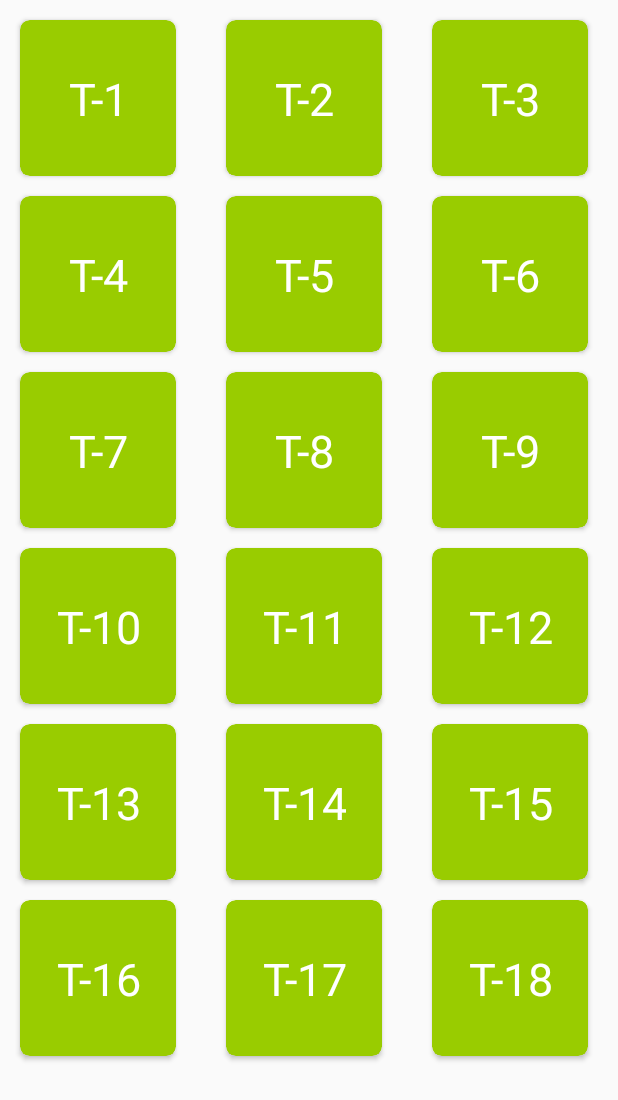
After one commit to Harshal624/GuruprasadHotelApp, an Android app: the SelectTable screen opened directly, with no data from a screen before it, on a phone screen of 412 x 824 dp. The commit adds this screen. Shown: the top 1100 px of the screen. Run offline under Robolectric (Android 15) with nearby library versions, the phone set to English and light mode, and no system bars; our stand-ins replace sdp/ssp sizes.

Commit message:
table recyclerview added

```diff
--- a/app/src/main/AndroidManifest.xml
+++ b/app/src/main/AndroidManifest.xml
@@ -12,7 +12,8 @@
         android:roundIcon="@mipmap/ic_launcher_round"
         android:supportsRtl="true"
         android:theme="@style/AppTheme">
-        <activity android:name=".Manager.Manager"></activity>
+        <activity android:name=".Captain.SelectTable"></activity>
+        <activity android:name=".Manager.Manager" />
         <activity android:name=".Captain.Captain" />
         <activity android:name=".MainActivity">
             <intent-filter>
--- a/app/src/main/java/ace/infosolutions/guruprasadhotelapp/Captain/Captain.java
+++ b/app/src/main/java/ace/infosolutions/guruprasadhotelapp/Captain/Captain.java
@@ -1,10 +1,14 @@
 package ace.infosolutions.guruprasadhotelapp.Captain;
 
+import android.content.Intent;
 import android.os.Bundle;
+import android.view.View;
 
 import androidx.appcompat.app.AppCompatActivity;
 import androidx.recyclerview.widget.LinearLayoutManager;
 import androidx.recyclerview.widget.RecyclerView;
+
+import com.google.android.material.floatingactionbutton.FloatingActionButton;
 
 import java.util.ArrayList;
 
@@ -14,6 +18,7 @@ public class Captain extends AppCompatActivity {
     private RecyclerView customerListRecycler;
     private RecyclerView.Adapter customerListAdapter;
     private RecyclerView.LayoutManager layoutManager;
+    private FloatingActionButton add_customer;
 
 
     @Override
@@ -21,6 +26,7 @@ public class Captain extends AppCompatActivity {
         super.onCreate(savedInstanceState);
         setContentView(R.layout.activity_captain);
         customerListRecycler = findViewById(R.id.customerRecyclerView);
+        add_customer = (FloatingActionButton)findViewById(R.id.add_customer);
 
         //dummy entries
         ArrayList<customerclass> customerclasses = new ArrayList<>();
@@ -33,7 +39,6 @@ public class Captain extends AppCompatActivity {
         customerclasses.add(new customerclass(21,453.54));
         customerclasses.add(new customerclass(16,453.54));
 
-
         //setting up recyclerview
         customerListRecycler.setHasFixedSize(true);
         layoutManager = new LinearLayoutManager(this);
@@ -41,7 +46,13 @@ public class Captain extends AppCompatActivity {
         customerListRecycler.setLayoutManager(layoutManager);
         customerListRecycler.setAdapter(customerListAdapter);
 
-
+        //add customer
+        add_customer.setOnClickListener(new View.OnClickListener() {
+            @Override
+            public void onClick(View view) {
+                startActivity(new Intent(getApplicationContext(),SelectTable.class));
+            }
+        });
 
 
     }
--- /dev/null
+++ b/app/src/main/java/ace/infosolutions/guruprasadhotelapp/Captain/SelectTable.java
@@ -0,0 +1,36 @@
+package ace.infosolutions.guruprasadhotelapp.Captain;
+
+import android.os.Bundle;
+
+import androidx.appcompat.app.AppCompatActivity;
+import androidx.recyclerview.widget.GridLayoutManager;
+import androidx.recyclerview.widget.RecyclerView;
+
+import java.util.ArrayList;
+import java.util.Collections;
+
+import ace.infosolutions.guruprasadhotelapp.R;
+
+public class SelectTable extends AppCompatActivity {
+    private RecyclerView tableListRecycler;
+    private RecyclerView.Adapter tableListAdapter;
+    private RecyclerView.LayoutManager layoutManager;
+
+    @Override
+    protected void onCreate(Bundle savedInstanceState) {
+        super.onCreate(savedInstanceState);
+        setContentView(R.layout.activity_select_table);
+        tableListRecycler = findViewById(R.id.tablerecycler);
+        ArrayList<String> tables = new ArrayList<>();
+        Collections.addAll(tables,getResources().getStringArray(R.array.Tables));
+
+
+        //Set up table recyclerview
+        tableListRecycler.setHasFixedSize(true);
+        layoutManager = new GridLayoutManager(this,3,GridLayoutManager.VERTICAL,false);
+        tableListAdapter = new TableAdapter(tables);
+        tableListRecycler.setLayoutManager(layoutManager);
+        tableListRecycler.setAdapter(tableListAdapter);
+
+    }
+}
--- /dev/null
+++ b/app/src/main/java/ace/infosolutions/guruprasadhotelapp/Captain/TableAdapter.java
@@ -0,0 +1,64 @@
+package ace.infosolutions.guruprasadhotelapp.Captain;
+
+import android.content.Context;
+import android.view.LayoutInflater;
+import android.view.View;
+import android.view.ViewGroup;
+import android.widget.TextView;
+import android.widget.Toast;
+
+import androidx.annotation.NonNull;
+import androidx.cardview.widget.CardView;
+import androidx.recyclerview.widget.RecyclerView;
+
+import java.util.ArrayList;
+
+import ace.infosolutions.guruprasadhotelapp.R;
+
+public class TableAdapter extends RecyclerView.Adapter<TableAdapter.ViewHolder>{
+    private ArrayList<String> tables;
+
+    public TableAdapter(ArrayList<String> tables) {
+        this.tables = tables;
+    }
+
+    @NonNull
+    @Override
+    public ViewHolder onCreateViewHolder(@NonNull ViewGroup parent, int viewType) {
+        View view = LayoutInflater.from(parent.getContext()).inflate(R.layout.table_list_item,parent,false);
+        ViewHolder viewHolder = new ViewHolder(view);
+        return viewHolder;
+    }
+
+    @Override
+    public void onBindViewHolder(@NonNull final ViewHolder holder, int position) {
+        final String table = tables.get(position);
+        holder.table_no.setText(table);
+        holder.cardView.setOnClickListener(new View.OnClickListener() {
+            @Override
+            public void onClick(View view) {
+                Toast.makeText(holder.context, ""+table+" selected", Toast.LENGTH_SHORT).show();
+            }
+        });
+
+
+    }
+
+    @Override
+    public int getItemCount() {
+        return tables.size();
+    }
+
+    public class ViewHolder extends RecyclerView.ViewHolder{
+        public TextView table_no;
+        public CardView cardView;
+        public Context context;
+
+        public ViewHolder(@NonNull View itemView) {
+            super(itemView);
+            context = itemView.getContext();
+            table_no = itemView.findViewById(R.id.table_no);
+            cardView = itemView.findViewById(R.id.tableCard);
+        }
+    }
+}
--- a/app/src/main/res/layout/activity_captain.xml
+++ b/app/src/main/res/layout/activity_captain.xml
@@ -8,7 +8,7 @@
     tools:context=".Captain.Captain">
 
     <com.google.android.material.floatingactionbutton.FloatingActionButton
-        android:id="@+id/floatingActionButton2"
+        android:id="@+id/add_customer"
         android:layout_width="wrap_content"
         android:layout_height="wrap_content"
         android:clickable="true"
--- /dev/null
+++ b/app/src/main/res/layout/activity_select_table.xml
@@ -0,0 +1,14 @@
+<?xml version="1.0" encoding="utf-8"?>
+<androidx.constraintlayout.widget.ConstraintLayout xmlns:android="http://schemas.android.com/apk/res/android"
+    xmlns:tools="http://schemas.android.com/tools"
+    android:layout_width="match_parent"
+    android:layout_height="match_parent"
+    tools:context=".Captain.SelectTable">
+
+   <androidx.recyclerview.widget.RecyclerView
+       android:id="@+id/tablerecycler"
+       android:layout_width="match_parent"
+       android:layout_height="match_parent"
+       />
+
+</androidx.constraintlayout.widget.ConstraintLayout>
--- /dev/null
+++ b/app/src/main/res/layout/table_list_item.xml
@@ -0,0 +1,39 @@
+<?xml version="1.0" encoding="utf-8"?>
+
+
+<androidx.cardview.widget.CardView android:id="@+id/tableCard"
+    android:layout_width="@dimen/_80sdp"
+    android:layout_height="@dimen/_80sdp"
+    android:layout_marginTop="@dimen/_10sdp"
+    android:layout_marginLeft="@dimen/_10sdp"
+    app:cardBackgroundColor="@android:color/holo_green_light"
+    app:cardCornerRadius="@dimen/_5sdp"
+    app:layout_constraintBottom_toBottomOf="parent"
+    app:layout_constraintEnd_toEndOf="parent"
+    app:layout_constraintHeight_percent="0.25"
+    app:layout_constraintStart_toStartOf="parent"
+    app:layout_constraintTop_toTopOf="parent"
+    app:layout_constraintWidth_percent="0.25"
+    xmlns:android="http://schemas.android.com/apk/res/android"
+    xmlns:app="http://schemas.android.com/apk/res-auto">
+    <androidx.constraintlayout.widget.ConstraintLayout
+        android:layout_width="match_parent"
+        android:layout_height="match_parent"
+        >
+
+        <TextView
+            android:id="@+id/table_no"
+            android:layout_width="wrap_content"
+            android:layout_height="wrap_content"
+            android:gravity="center"
+            android:text="T-1"
+            android:textAlignment="center"
+            android:textColor="#fff"
+            android:textSize="30sp"
+            app:layout_constraintBottom_toBottomOf="parent"
+            app:layout_constraintEnd_toEndOf="parent"
+            app:layout_constraintStart_toStartOf="parent"
+            app:layout_constraintTop_toTopOf="parent" />
+    </androidx.constraintlayout.widget.ConstraintLayout>
+
+    </androidx.cardview.widget.CardView>
--- a/app/src/main/res/values/strings.xml
+++ b/app/src/main/res/values/strings.xml
@@ -4,4 +4,14 @@
     <string name="guruprasad">गुरुप्रसाद</string>
     <string name="hotel">हॉटेल</string>
     <string name="customer">ग्राहक</string>
+
+    <string-array name="Tables">
+        <item>T-1</item><item>T-2</item><item>T-3</item>
+        <item>T-4</item><item>T-5</item><item>T-6</item>
+        <item>T-7</item><item>T-8</item><item>T-9</item>
+        <item>T-10</item><item>T-11</item><item>T-12</item>
+        <item>T-13</item><item>T-14</item><item>T-15</item>
+        <item>T-16</item><item>T-17</item><item>T-18</item>
+
+    </string-array>
 </resources>
```
